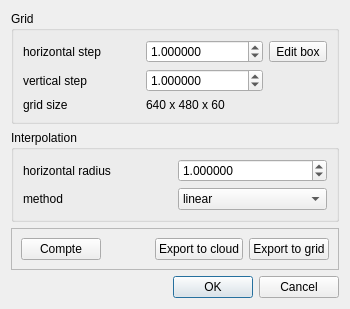
Qt form ComputeOrthoWFDialog.ui (dgirardeau/qFWF) before a commit.
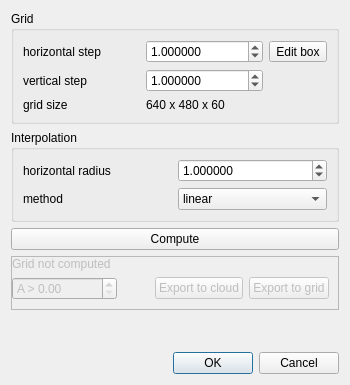
The same form after that commit.

Patch:
```diff
--- a/ComputeOrthoWFDialog.ui
+++ b/ComputeOrthoWFDialog.ui
@@ -7,13 +7,13 @@
     <x>0</x>
     <y>0</y>
     <width>350</width>
-    <height>300</height>
+    <height>385</height>
    </rect>
   </property>
   <property name="windowTitle">
    <string>Compute ortho-waveforms</string>
   </property>
-  <layout class="QVBoxLayout" name="verticalLayout">
+  <layout class="QVBoxLayout" name="verticalLayout_2">
    <item>
     <widget class="QGroupBox" name="gridGroupBox">
      <property name="title">
@@ -166,19 +166,50 @@
      </layout>
     </widget>
    </item>
+   <item>
+    <widget class="QPushButton" name="computePushButton">
+     <property name="text">
+      <string>Compute</string>
+     </property>
+    </widget>
+   </item>
    <item>
     <widget class="QFrame" name="buttonFrame">
+     <property name="enabled">
+      <bool>false</bool>
+     </property>
      <property name="frameShape">
       <enum>QFrame::StyledPanel</enum>
      </property>
      <property name="frameShadow">
       <enum>QFrame::Raised</enum>
      </property>
+     <layout class="QVBoxLayout" name="verticalLayout">
+      <property name="leftMargin">
+       <number>0</number>
+      </property>
+      <property name="topMargin">
+       <number>0</number>
+      </property>
+      <item>
+       <widget class="QLabel" name="gridInfoLabel">
+        <property name="text">
+         <string>Grid not computed</string>
+        </property>
+       </widget>
+      </item>
+      <item>
      <layout class="QHBoxLayout" name="horizontalLayout">
       <item>
-       <widget class="QPushButton" name="computePushButton">
-        <property name="text">
-         <string>Compte</string>
+         <widget class="QDoubleSpinBox" name="minAmpDoubleSpinBox">
+          <property name="toolTip">
+           <string>Minimum amplitude for exported points</string>
+          </property>
+          <property name="prefix">
+           <string>A &gt; </string>
+          </property>
+          <property name="maximum">
+           <double>1000000.000000000000000</double>
         </property>
        </widget>
       </item>
@@ -214,6 +245,8 @@
          <string>Export to grid</string>
         </property>
        </widget>
+        </item>
+       </layout>
       </item>
      </layout>
     </widget>
```
Lines whose indentation alone changed are shown as unchanged.
